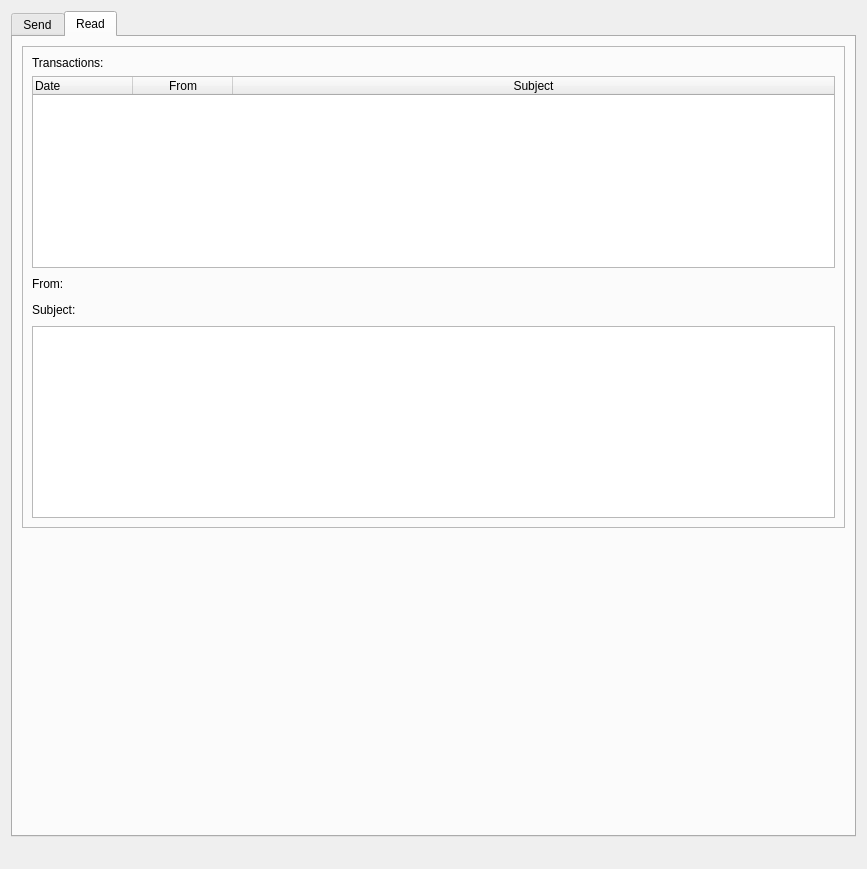
First picture: the form in src/qt/forms/messengerpage.ui, repository BlockStamp/bstnew, before the edit.
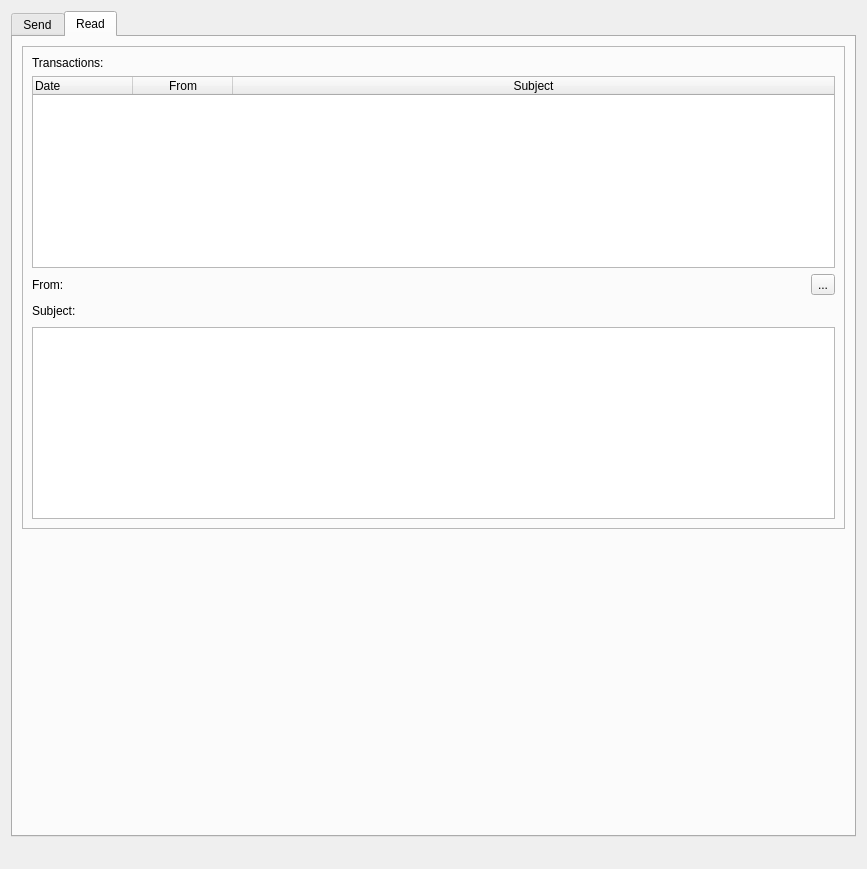
Second picture: the form after the edit. Icons and pictures are not drawn. Custom widgets are drawn as their Qt base class.

Commit message: - messenger: added address book to read tab, - messenger: added context menu in transactions list

```diff
--- a/src/qt/forms/messengerpage.ui
+++ b/src/qt/forms/messengerpage.ui
@@ -1335,6 +1335,23 @@
                 </property>
                </spacer>
               </item>
+              <item>
+               <widget class="QToolButton" name="addressBookButton_read">
+                <property name="text">
+                 <string>...</string>
+                </property>
+                <property name="icon">
+                 <iconset>
+                  <normaloff>:/icons/address-book</normaloff>:/icons/address-book</iconset>
+                </property>
+                <property name="iconSize">
+                 <size>
+                  <width>30</width>
+                  <height>29</height>
+                 </size>
+                </property>
+               </widget>
+              </item>
              </layout>
             </item>
             <item>
```
Left out of the diff: 8 changed lines with no effect on the pictures. The commit also changes 6 other files.
